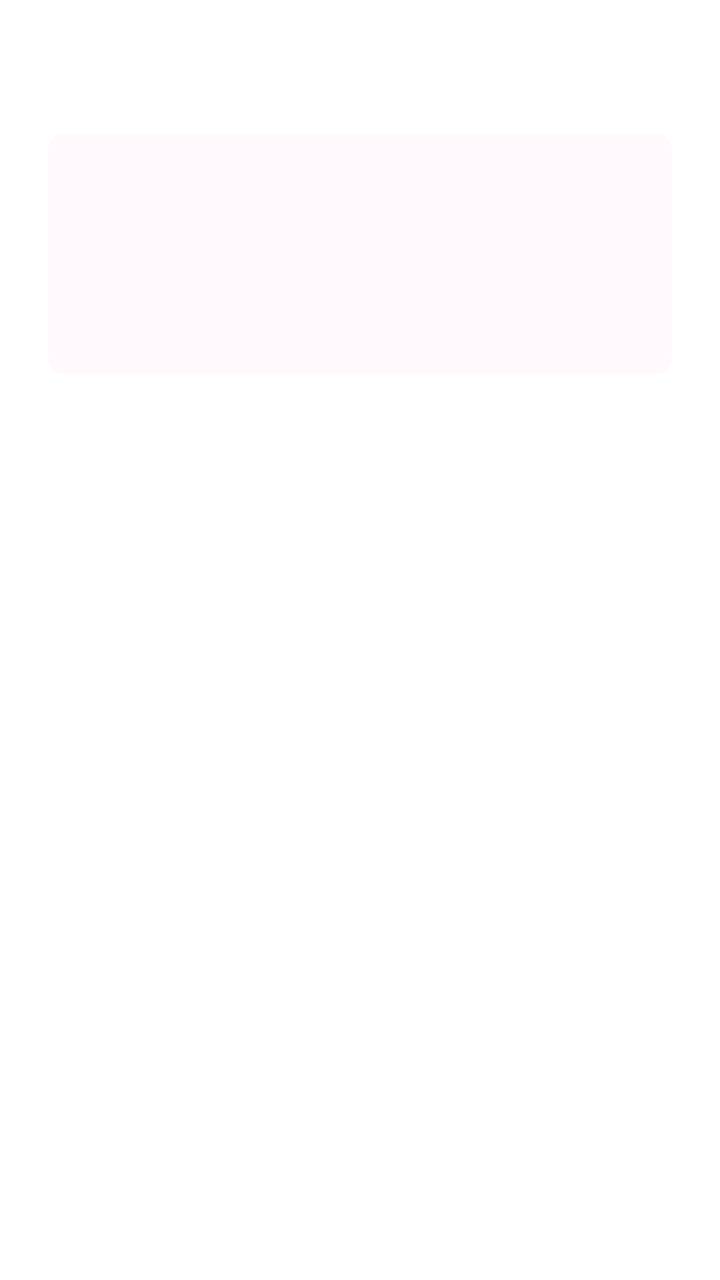
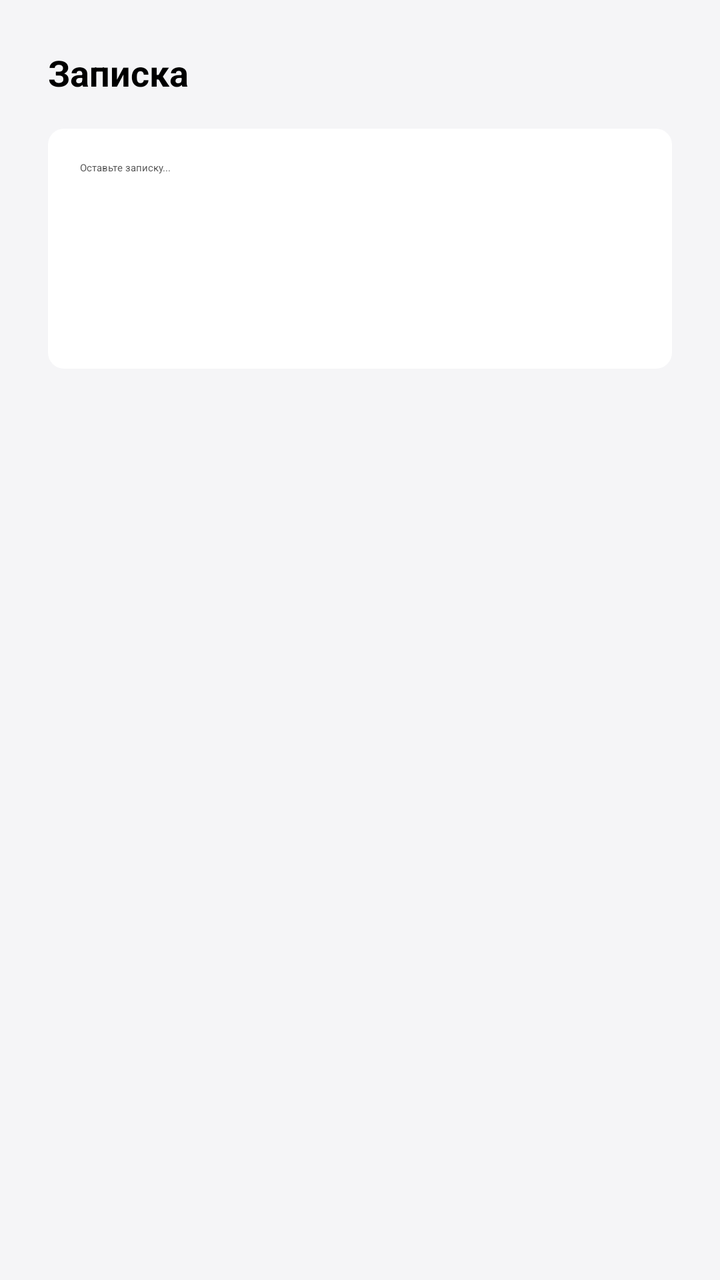

The first picture is an Android layout as it rendered before a commit; the second is the same layout after the commit. The layout source and the unified diff follow.
<!-- AndroidManifest.xml: application theme Theme.App.Starting -->
<!-- res/layout/dialog_edit_note.xml -->
<?xml version="1.0" encoding="utf-8"?>
<LinearLayout xmlns:android="http://schemas.android.com/apk/res/android"
    android:layout_width="match_parent"
    android:layout_height="wrap_content"
    android:orientation="vertical"
    android:padding="24dp"
    android:background="?attr/colorSurface">

    <TextView
        android:layout_width="match_parent"
        android:layout_height="wrap_content"
        android:text="Записка"
        android:textColor="?attr/colorOnSurface"
        android:textSize="20sp"
        android:textStyle="bold"
        android:layout_marginBottom="16dp"/>

    <EditText
        android:id="@+id/etNote"
        android:layout_width="match_parent"
        android:layout_height="wrap_content"
        android:minHeight="120dp"
        android:hint="Оставьте записку..."
        android:inputType="textMultiLine|textCapSentences"
        android:maxLength="100"
        android:gravity="top"
        android:background="@drawable/bg_input_soft"
        android:padding="16dp"
        android:textColor="?attr/colorOnSurface"
        android:textColorHint="?android:textColorSecondary"/>

</LinearLayout>
<!-- resources referenced by this layout -->
<resources>
  <!-- drawable bg_input_soft (drawable) -->
  <?xml version="1.0" encoding="utf-8"?>
  <shape xmlns:android="http://schemas.android.com/apk/res/android"
      android:shape="rectangle">
      <solid android:color="#26FAD1E6"/> <corners android:radius="8dp"/>
  </shape>
  <style name="Theme.App.Starting" parent="Theme.SplashScreen">
          <item name="windowSplashScreenBackground">@android:color/white</item>
          <item name="windowSplashScreenAnimatedIcon">@drawable/splash_icon</item>
          <item name="windowSplashScreenAnimationDuration">1000</item>
          <item name="postSplashScreenTheme">@style/Theme.OurMemories</item>
      </style>
  <!-- drawable splash_icon: png bitmap (drawable, 316944 bytes) -->
  <style name="Theme.OurMemories" parent="Base.Theme.OurMemories" />
  <style name="Base.Theme.OurMemories" parent="Theme.Material3.DayNight.NoActionBar">
          <item name="colorPrimary">@color/primary_lavender</item>
          <item name="colorOnPrimary">@color/white</item>
  
          <item name="android:windowBackground">@color/background_light</item>
          <item name="colorSurface">@color/white</item>
          <item name="colorOnSurface">@color/text_primary</item>
          <item name="colorOnBackground">@color/text_primary</item>
  
          <item name="android:textColorPrimary">@color/text_primary</item>
          <item name="android:textColorSecondary">@color/text_secondary</item>
      </style>
  <color name="primary_lavender">#9C27B0</color>
  <color name="white">#FFFFFF</color>
  <color name="background_light">#F5F5F7</color>
  <color name="text_primary">#000000</color>
  <color name="text_secondary">#575757</color>
</resources>

<!-- the commit's change to res/layout/dialog_edit_note.xml (unified diff, before → after) -->
@@ -4,14 +4,14 @@
     android:layout_height="wrap_content"
     android:orientation="vertical"
     android:padding="24dp"
-    android:background="?attr/colorSurface">
+    android:background="@color/background_light">
 
     <TextView
         android:layout_width="match_parent"
         android:layout_height="wrap_content"
         android:text="Записка"
-        android:textColor="?attr/colorOnSurface"
-        android:textSize="20sp"
+        android:textColor="@color/text_primary"
+        android:textSize="18sp"
         android:textStyle="bold"
         android:layout_marginBottom="16dp"/>
 
@@ -26,7 +26,7 @@
         android:gravity="top"
         android:background="@drawable/bg_input_soft"
         android:padding="16dp"
-        android:textColor="?attr/colorOnSurface"
-        android:textColorHint="?android:textColorSecondary"/>
+        android:textColor="@color/text_primary"
+        android:textColorHint="@color/text_secondary" />
 
 </LinearLayout>
<!-- resource entries referenced after the edit -->
@@ -4,7 +4,9 @@
   <?xml version="1.0" encoding="utf-8"?>
   <shape xmlns:android="http://schemas.android.com/apk/res/android"
       android:shape="rectangle">
-      <solid android:color="#26FAD1E6"/> <corners android:radius="8dp"/>
+      <solid android:color="@color/white" />
+      <corners android:color="@color/baby_pink" />
+      <corners android:radius="8dp" />
   </shape>
   <style name="Theme.App.Starting" parent="Theme.SplashScreen">
           <item name="windowSplashScreenBackground">@android:color/white</item>
@@ -28,6 +30,7 @@
       </style>
   <color name="primary_lavender">#9C27B0</color>
   <color name="white">#FFFFFF</color>
+  <color name="baby_pink">#FCE4EC</color>
   <color name="background_light">#F5F5F7</color>
   <color name="text_primary">#000000</color>
   <color name="text_secondary">#575757</color>
